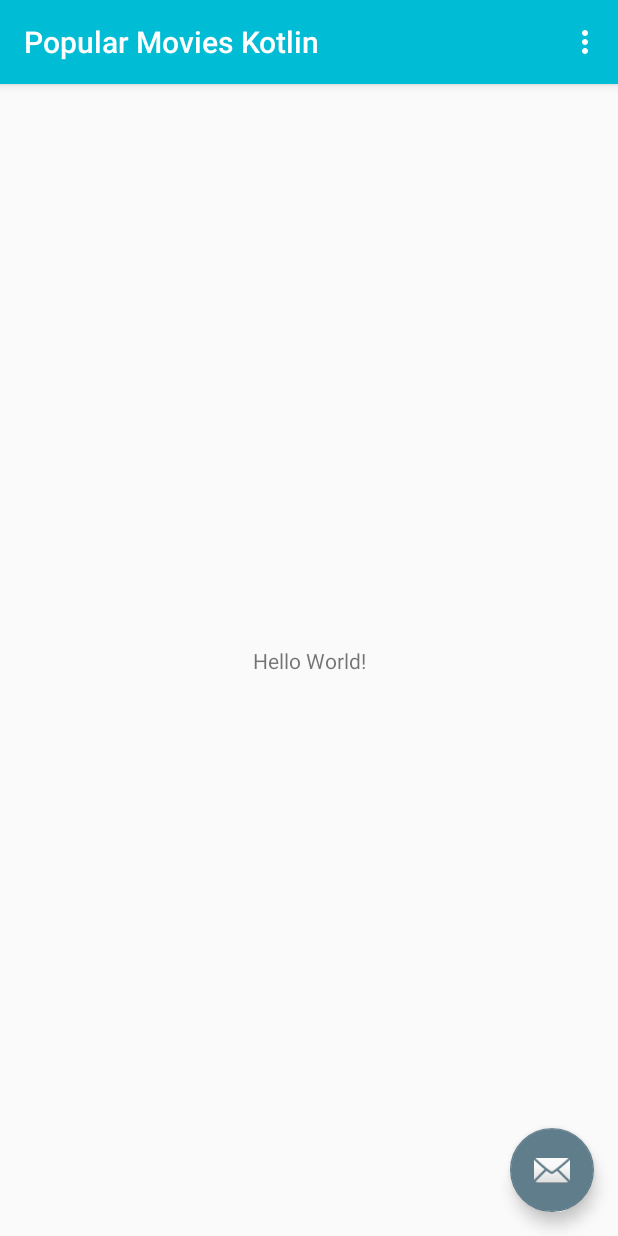
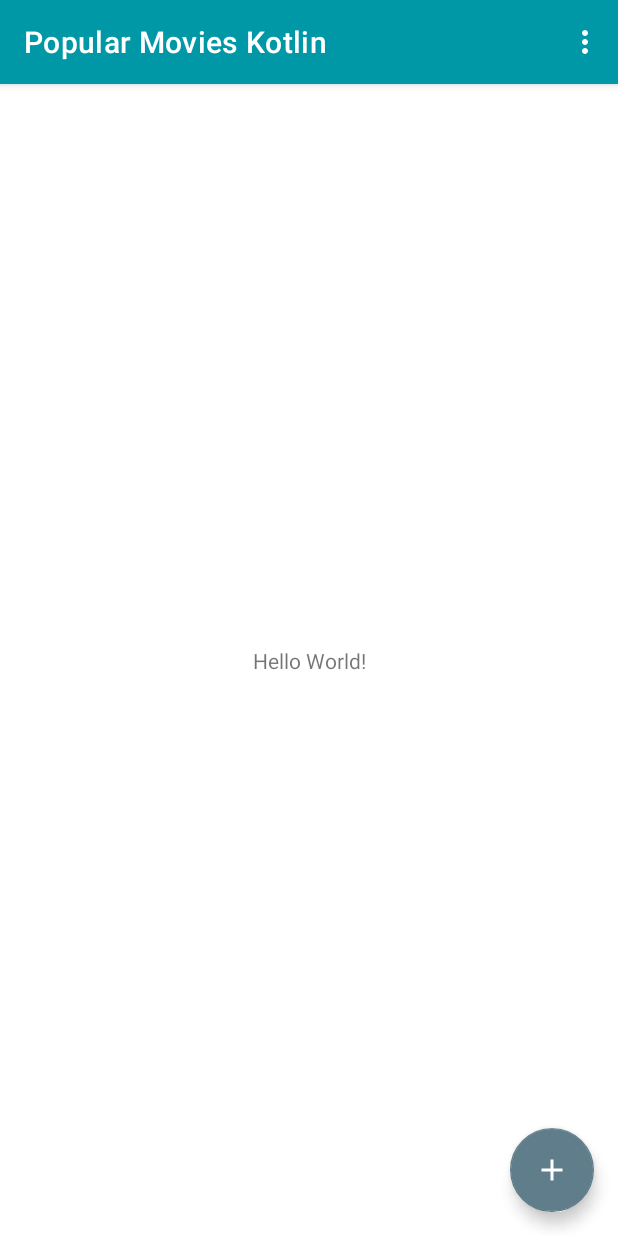
Before and after one commit to fabiohxcx/Popular-Movies-Kotlin, an Android app: the screen it shows after launch (MainActivity), on a phone screen of 412 x 824 dp. Run offline under Robolectric (Android 15) with nearby library versions, the phone set to English and light mode, and no system bars.

Commit message:
adding material theme color and night mode colors

```diff
--- a/app/src/main/java/com/example/popularmovieskotlin/MainActivity.kt
+++ b/app/src/main/java/com/example/popularmovieskotlin/MainActivity.kt
@@ -5,6 +5,7 @@ import com.google.android.material.snackbar.Snackbar
 import androidx.appcompat.app.AppCompatActivity
 import android.view.Menu
 import android.view.MenuItem
+import androidx.appcompat.app.AppCompatDelegate
 
 import kotlinx.android.synthetic.main.activity_main.*
 
@@ -14,6 +15,8 @@ class MainActivity : AppCompatActivity() {
         super.onCreate(savedInstanceState)
         setContentView(R.layout.activity_main)
         setSupportActionBar(toolbar)
+
+        //AppCompatDelegate.setDefaultNightMode(AppCompatDelegate.MODE_NIGHT_YES)
 
         fab.setOnClickListener { view ->
             Snackbar.make(view, "Replace with your own action", Snackbar.LENGTH_LONG)
--- a/app/src/main/res/drawable/ic_launcher_background.xml
+++ b/app/src/main/res/drawable/ic_launcher_background.xml
@@ -5,7 +5,7 @@
     android:viewportWidth="108"
     android:viewportHeight="108">
     <path
-        android:fillColor="@color/primary"
+        android:fillColor="@color/primaryColor"
         android:pathData="M0,0h108v108h-108z" />
     <path
         android:fillColor="#00000000"
--- a/app/src/main/res/drawable/ic_movie_open.xml
+++ b/app/src/main/res/drawable/ic_movie_open.xml
@@ -4,5 +4,5 @@
     android:width="24dp"
     android:viewportWidth="24"
     android:viewportHeight="24">
-    <path android:fillColor="@color/primary_light" android:pathData="M20.84 2.18L16.91 2.96L19.65 6.5L21.62 6.1L20.84 2.18M13.97 3.54L12 3.93L14.75 7.46L16.71 7.07L13.97 3.54M9.07 4.5L7.1 4.91L9.85 8.44L11.81 8.05L9.07 4.5M4.16 5.5L3.18 5.69A2 2 0 0 0 1.61 8.04L2 10L6.9 9.03L4.16 5.5M2 10V20C2 21.11 2.9 22 4 22H20C21.11 22 22 21.11 22 20V10H2Z" />
+    <path android:fillColor="@color/primaryLightColor" android:pathData="M20.84 2.18L16.91 2.96L19.65 6.5L21.62 6.1L20.84 2.18M13.97 3.54L12 3.93L14.75 7.46L16.71 7.07L13.97 3.54M9.07 4.5L7.1 4.91L9.85 8.44L11.81 8.05L9.07 4.5M4.16 5.5L3.18 5.69A2 2 0 0 0 1.61 8.04L2 10L6.9 9.03L4.16 5.5M2 10V20C2 21.11 2.9 22 4 22H20C21.11 22 22 21.11 22 20V10H2Z" />
 </vector>
--- /dev/null
+++ b/app/src/main/res/drawable/ic_plus.xml
@@ -0,0 +1,8 @@
+<!-- drawable/plus.xml -->
+<vector xmlns:android="http://schemas.android.com/apk/res/android"
+    android:height="24dp"
+    android:width="24dp"
+    android:viewportWidth="24"
+    android:viewportHeight="24">
+    <path android:fillColor="#000" android:pathData="M19,13H13V19H11V13H5V11H11V5H13V11H19V13Z" />
+</vector>
--- a/app/src/main/res/layout/activity_main.xml
+++ b/app/src/main/res/layout/activity_main.xml
@@ -28,6 +28,7 @@
         android:layout_height="wrap_content"
         android:layout_gravity="bottom|end"
         android:layout_margin="@dimen/fab_margin"
-        app:srcCompat="@android:drawable/ic_dialog_email" />
+        app:srcCompat="@drawable/ic_plus"
+        app:tint="@color/plus_icon_color" />
 
 </androidx.coordinatorlayout.widget.CoordinatorLayout>
--- /dev/null
+++ b/app/src/main/res/values-night/colors.xml
@@ -0,0 +1,12 @@
+<!--?xml version="1.0" encoding="UTF-8"?-->
+<resources>
+    <color name="primaryColor">#212121</color>
+    <color name="primaryLightColor">#484848</color>
+    <color name="primaryDarkColor">#000000</color>
+    <color name="secondaryColor">#3e2723</color>
+    <color name="secondaryLightColor">#6a4f4b</color>
+    <color name="secondaryDarkColor">#1b0000</color>
+    <color name="primaryTextColor">#ffffff</color>
+    <color name="secondaryTextColor">#ffffff</color>
+    <color name="plus_icon_color">#A5A5A5</color>
+</resources>
--- a/app/src/main/res/values/colors.xml
+++ b/app/src/main/res/values/colors.xml
@@ -1,11 +1,12 @@
 <?xml version="1.0" encoding="utf-8"?>
 <resources>
-    <color name="primary">#00BCD4</color>
-    <color name="primary_dark">#0097A7</color>
-    <color name="primary_light">#B2EBF2</color>
-    <color name="accent">#607D8B</color>
-    <color name="primary_text">#212121</color>
-    <color name="secondary_text">#757575</color>
-    <color name="icons">#FFFFFF</color>
-    <color name="divider">#BDBDBD</color>
+    <color name="primaryColor">#0097a7</color>
+    <color name="primaryLightColor">#56c8d8</color>
+    <color name="primaryDarkColor">#006978</color>
+    <color name="secondaryColor">#607d8b</color>
+    <color name="secondaryLightColor">#8eacbb</color>
+    <color name="secondaryDarkColor">#34515e</color>
+    <color name="primaryTextColor">#000000</color>
+    <color name="secondaryTextColor">#000000</color>
+    <color name="plus_icon_color">#FFFFFFFF</color>
 </resources>
--- a/app/src/main/res/values/styles.xml
+++ b/app/src/main/res/values/styles.xml
@@ -1,11 +1,15 @@
 <resources>
 
     <!-- Base application theme. -->
-    <style name="AppTheme" parent="Theme.AppCompat.Light.DarkActionBar">
+    <style name="AppTheme" parent="Theme.MaterialComponents.DayNight.NoActionBar">
         <!-- Customize your theme here. -->
-        <item name="colorPrimary">@color/primary</item>
-        <item name="colorPrimaryDark">@color/primary_dark</item>
-        <item name="colorAccent">@color/accent</item>
+        <item name="colorPrimary">@color/primaryColor</item>
+        <item name="colorPrimaryDark">@color/primaryDarkColor</item>
+        <item name="colorPrimaryVariant">@color/primaryLightColor</item>
+        <item name="colorOnPrimary">@color/primaryTextColor</item>
+        <item name="colorSecondary">@color/secondaryColor</item>
+        <item name="colorSecondaryVariant">@color/secondaryDarkColor</item>
+        <item name="colorOnSecondary">@color/secondaryTextColor</item>
     </style>
 
     <style name="AppTheme.NoActionBar">
@@ -13,8 +17,8 @@
         <item name="windowNoTitle">true</item>
     </style>
 
-    <style name="AppTheme.AppBarOverlay" parent="ThemeOverlay.AppCompat.Dark.ActionBar" />
+    <style name="AppTheme.AppBarOverlay" parent="ThemeOverlay.MaterialComponents.Dark.ActionBar" />
 
-    <style name="AppTheme.PopupOverlay" parent="ThemeOverlay.AppCompat.Light" />
+    <style name="AppTheme.PopupOverlay" parent="ThemeOverlay.MaterialComponents.Light" />
 
 </resources>
```
